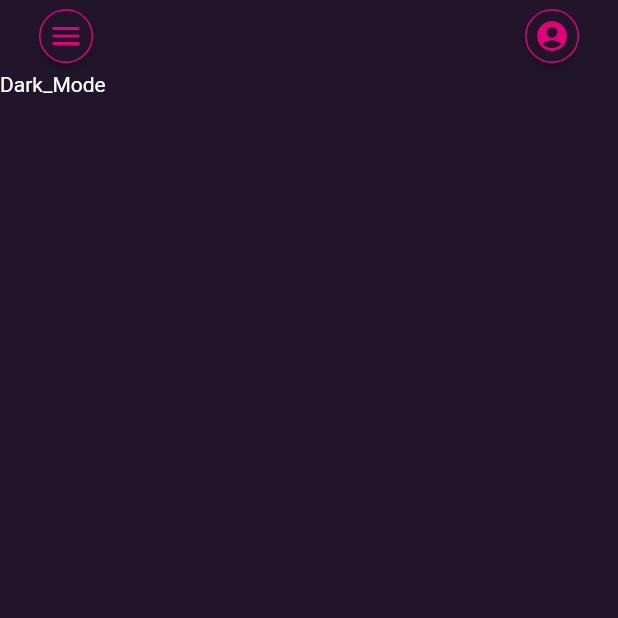
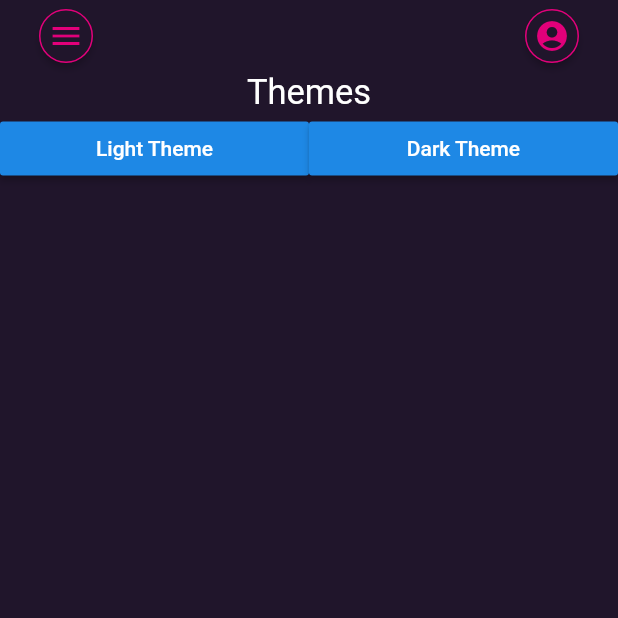
Before and after one commit to thomaswhocares/bk-app, a Flutter app: the screen it shows after launch, after a tap on the "menu" icon, on a phone screen of 412 x 824 dp, the top half of it. Run offline on Flutter 3.47's test engine with Material 2 defaults, Android fonts, the phone set to English and light mode, and no system bars; our stand-ins replace bloc, flutter_bloc, flutter_svg; missing offline and left inert: flutter_statusbarcolor.

Commit message:
Themes work now .

```diff
--- a/lib/logic/theme/theme_state.dart
+++ b/lib/logic/theme/theme_state.dart
@@ -27,10 +27,10 @@ class ThemeState {
 
     factory ThemeState.light() => ThemeState(themeData: ThemeData(
       brightness: Brightness.light,
-      backgroundColor: Color.fromARGB(255, 32, 21, 43),
+      backgroundColor: Colors.white,
       primaryColor: Color.fromARGB(255, 226, 0, 122),
       accentColor: Color.fromARGB(255, 58, 58, 59),
       primaryTextTheme:
-          TextTheme(body1: TextStyle(fontSize: 20, color: Colors.white))
+          TextTheme(body1: TextStyle(fontSize: 20, color: Colors.black))
     ));
 }
--- a/lib/main.dart
+++ b/lib/main.dart
@@ -39,7 +39,7 @@ class MyApp extends StatelessWidget {
 class ErrorPage extends StatelessWidget {
   @override
   Widget build(BuildContext context) {
-    return CommonPage(
+    return CommonPageCollumStyle(
       children: <Widget>[
         Expanded(
                   child: Center(
--- a/lib/views/common_widgets/common_widgets.dart
+++ b/lib/views/common_widgets/common_widgets.dart
@@ -22,10 +22,10 @@ class CommonPage extends StatelessWidget {
 */
 enum ViewType { settingsView, profileView, blank }
 
-class CommonPage extends StatelessWidget {
+class CommonPageCollumStyle extends StatelessWidget {
   final List<Widget> children;
   final ViewType viewType;
-  const CommonPage({Key key, this.viewType = ViewType.blank, this.children})
+  const CommonPageCollumStyle({Key key, this.viewType = ViewType.blank, this.children})
       : super(key: key);
 
   @override
--- a/lib/views/home_page/home_page.dart
+++ b/lib/views/home_page/home_page.dart
@@ -14,7 +14,7 @@ class Homepage extends StatefulWidget {
 class HomepageState extends State<Homepage> {
   @override
   Widget build(BuildContext context) {
-    return CommonPage(
+    return CommonPageCollumStyle(
       children: <Widget>[
         Expanded(
           child: Column(children: <Widget>[
--- a/lib/views/settings_page/settings_page.dart
+++ b/lib/views/settings_page/settings_page.dart
@@ -1,5 +1,10 @@
-import 'package:bkapp/views/common_widgets/common_widgets.dart' as CommonWidgets;
+import 'package:bkapp/logic/theme/theme_bloc.dart';
+import 'package:bkapp/logic/theme/theme_change_event.dart';
+import 'package:bkapp/logic/theme/theme_state.dart';
+import 'package:bkapp/views/common_widgets/common_widgets.dart'
+    as CommonWidgets;
 import 'package:flutter/material.dart';
+import 'package:flutter_bloc/flutter_bloc.dart';
 
 class SettingsPage extends StatefulWidget {
   SettingsPage({Key key}) : super(key: key);
@@ -11,21 +16,44 @@ class SettingsPage extends StatefulWidget {
 class SettingsPageState extends State<SettingsPage> {
   @override
   Widget build(BuildContext context) {
-    return CommonWidgets.CommonPage(
+    return CommonWidgets.CommonPageCollumStyle(
       viewType: CommonWidgets.ViewType.settingsView,
+      //Common Page ist bereits eine Spallte deswegen kommen nurnoch reihen und andere objekte dazu
       children: <Widget>[
-        Column(
+        Row(
+          mainAxisAlignment: MainAxisAlignment.center,
           children: <Widget>[
-            Row(
-              mainAxisAlignment: MainAxisAlignment.spaceBetween,
-              children: <Widget>[
-                Text(
-                  "Dark_Mode",
-                ),
-              ],
+            Text(
+              "Themes",
+              style: TextStyle(fontSize: 23),
             ),
           ],
         ),
+        Row(
+          mainAxisAlignment: MainAxisAlignment.center,
+          children: <Widget>[
+            Expanded(
+              child: RaisedButton(
+                child: Text("Light Theme"),
+                onPressed: () {
+                  BlocProvider.of<ThemeBloc>(context)
+                      .dispatch(ChangeLightTheme());
+                },
+              ),
+            ),
+            Expanded(
+              child: RaisedButton(
+                child: Text(
+                  "Dark Theme",
+                ),
+                onPressed: () {
+                  BlocProvider.of<ThemeBloc>(context)
+                      .dispatch(ChangeDarkTheme());
+                },
+              ),
+            )
+          ],
+        )
       ],
     );
   }
```
